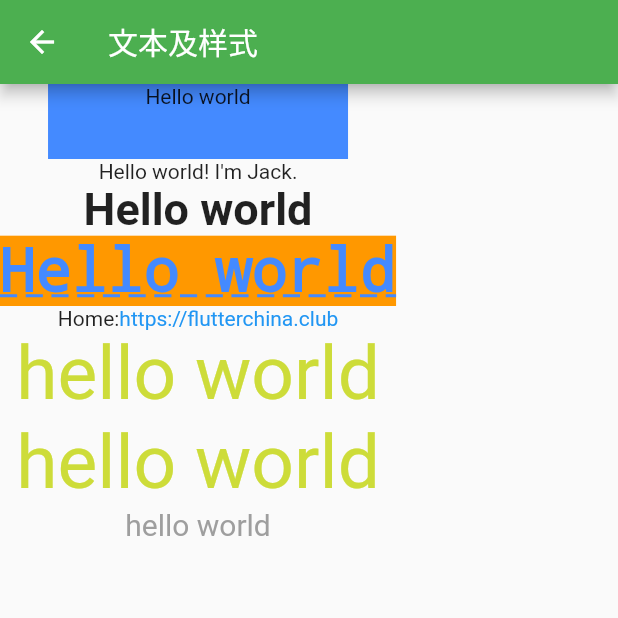
After one commit to TurnerDevour/flutter_practice, a Flutter app: the screen it shows after launch, after a tap on "打开文本样式", on a phone screen of 412 x 824 dp, the top half of it. The commit adds this screen. Run offline on Flutter 3.47's test engine with Material 2 defaults, Android fonts, the phone set to English and light mode, and no system bars.

Commit message:
feat: 添加文本及样式

```diff
--- a/lib/main.dart
+++ b/lib/main.dart
@@ -1,6 +1,7 @@
 import 'package:flutter/foundation.dart';
 import 'package:flutter/material.dart';
 import 'package:flutter_practice/newRoute.dart';
+import 'package:flutter_practice/text.dart';
 import 'package:flutter_practice/tipRoute.dart';
 
 void main() {
@@ -19,7 +20,8 @@ class MyApp extends StatelessWidget {
       ),
       home: const MyHomePage(),
       routes: {
-        "new_route": (context) => const NewRoute()
+        "new_route": (context) => const NewRoute(),
+        "text_demo": (context) => const TextDemo()
       },
     );
   }
@@ -37,7 +39,7 @@ class _MyHomePageState extends State<MyHomePage> {
   Widget build(BuildContext context) {
     return Scaffold(
       appBar: AppBar(
-        title: const Text("第一个Flutter Application"),
+        title: const Text("Flutter Application"),
       ),
       body: Container(
         child: Column(
@@ -46,23 +48,26 @@ class _MyHomePageState extends State<MyHomePage> {
               child: const Text("打开第一个路由菜单"),
               onPressed: () {
                 Navigator.pushNamed(context, "new_route");
-                // Navigator.push(context, MaterialPageRoute(builder: (context) {
-                //   return const NewRoute();
-                // }));
               },
             ),
             ElevatedButton(
               onPressed: () async {
                 var result = await Navigator.push(context,
                     MaterialPageRoute(builder: (context) {
-                      return const TipRoute(text: "你好，我是tip参数");
-                    }));
+                  return const TipRoute(text: "你好，我是tip参数");
+                }));
                 if (kDebugMode) {
                   print("返回值：$result");
                 }
               },
               child: const Text("打开提示页"),
             ),
+            TextButton(
+              child: const Text("打开文本样式"),
+              onPressed: () {
+                Navigator.pushNamed(context, "text_demo");
+              },
+            )
           ],
         ),
       ),
--- /dev/null
+++ b/lib/text.dart
@@ -0,0 +1,86 @@
+import 'package:flutter/material.dart';
+
+class TextDemo extends StatelessWidget {
+  const TextDemo({Key? key}) : super(key: key);
+
+  @override
+  Widget build(BuildContext context) {
+    return Scaffold(
+      appBar: AppBar(
+        title: const Text("文本及样式"),
+      ),
+      body: Column(
+        children: [
+          Container(
+            width: 200,
+            height: 50,
+            color: Colors.blueAccent,
+            child: const Text(
+              "Hello world",
+              textAlign: TextAlign.center,
+            ),
+          ),
+          const Text(
+            "Hello world! I'm Jack.",
+            overflow: TextOverflow.ellipsis,
+            maxLines: 1,
+          ),
+          const Text(
+            "Hello world",
+            style: TextStyle(
+              fontSize: 30,
+              fontWeight: FontWeight.w700,
+            ),
+          ),
+          Text(
+            "Hello world",
+            style: TextStyle(
+              color: Colors.blueAccent,
+              background: Paint()..color = Colors.orange,
+              decoration: TextDecoration.underline,
+              fontSize: 40,
+              fontWeight: FontWeight.w700,
+              fontFamily: "Courier",
+              decorationStyle: TextDecorationStyle.dashed
+            ),
+          ),
+          const Text.rich(
+            TextSpan(
+              children: [
+                TextSpan(
+                    text: "Home:",
+                ),
+                TextSpan(
+                  text: "https://flutterchina.club",
+                  style: TextStyle(
+                    color: Colors.blue
+                  ),
+                ),
+              ]
+            )
+          ),
+          DefaultTextStyle(
+              style: const TextStyle(
+                color: Colors.lime,
+                fontSize: 50
+              ),
+              child: Column(
+                children: const [
+                  Text("hello world"),
+                  Text("hello world"),
+                  Text(
+                      "hello world",
+                      style: TextStyle(
+                        inherit: false,
+                        color: Colors.grey,
+                        fontSize: 20
+                      ),
+                  ),
+                ],
+              )
+          ),
+        ],
+      ),
+    );
+  }
+}
```
